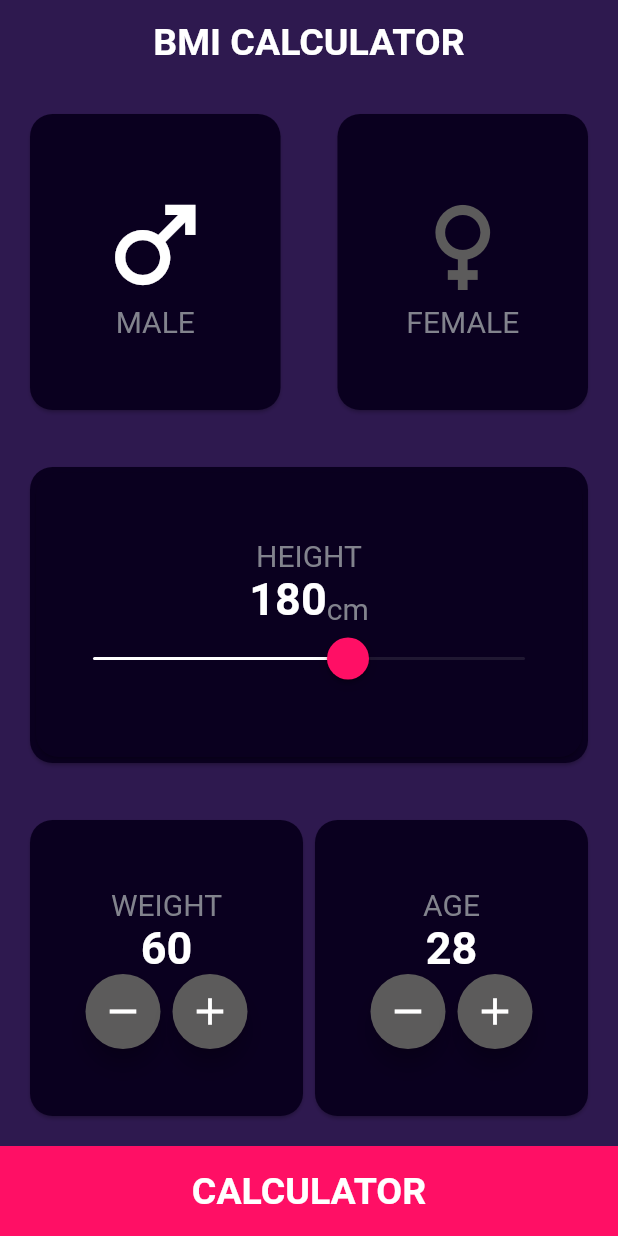
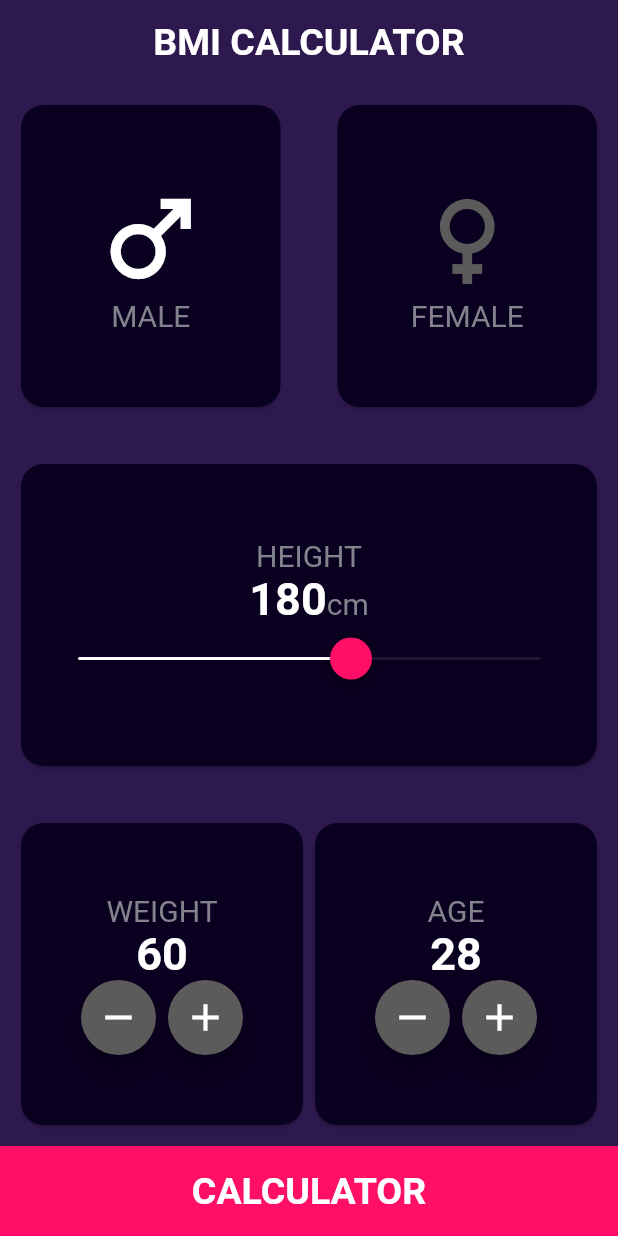
Before and after one commit to erjigit12/bmi, a Flutter app: the screen it shows after launch, on a phone screen of 412 x 824 dp. Run offline on Flutter 3.47's test engine with Material 2 defaults, Android fonts, the phone set to English and light mode, and no system bars.

Commit message:
bmi ready

```diff
--- a/lib/components/calculate_button.dart
+++ b/lib/components/calculate_button.dart
@@ -8,6 +8,7 @@ class CalculateButton extends StatelessWidget {
     Key? key,
     this.onTap,
   }) : super(key: key);
+
   final void Function()? onTap;
 
   @override
--- a/lib/components/male_famale.dart
+++ b/lib/components/male_famale.dart
@@ -9,6 +9,7 @@ class MaleFemale extends StatelessWidget {
     required this.icon,
     required this.text,
   }) : super(key: key);
+
   final IconData icon;
   final String text;
   final bool isfemale;
--- /dev/null
+++ b/lib/components/remove_add_button.dart
@@ -0,0 +1,29 @@
+import 'package:bmi/utils/app_color.dart';
+import 'package:flutter/material.dart';
+
+class RemoveAddButton extends StatelessWidget {
+  const RemoveAddButton({
+    Key? key,
+    required this.icon,
+    this.onPressed,
+  }) : super(key: key);
+
+  final IconData icon;
+  final void Function()? onPressed;
+
+  @override
+  Widget build(BuildContext context) {
+    return SizedBox(
+      width: 50,
+      height: 50,
+      child: FloatingActionButton(
+        backgroundColor: AppColors.buttonColor,
+        onPressed: onPressed,
+        child: Icon(
+          icon,
+          size: 30,
+        ),
+      ),
+    );
+  }
+}
--- a/lib/components/slider.dart
+++ b/lib/components/slider.dart
@@ -1,4 +1,3 @@
-import 'package:bmi/components/status_card.dart';
 import 'package:bmi/utils/app_color.dart';
 import 'package:bmi/utils/app_style.dart';
 import 'package:bmi/utils/app_text.dart';
@@ -17,7 +16,6 @@ class SliderWidget extends StatelessWidget {
   Widget build(BuildContext context) {
     return SizedBox(
       width: double.infinity,
-      child: StatusCard(
       child: Center(
         child: Column(
           mainAxisAlignment: MainAxisAlignment.center,
@@ -34,7 +32,7 @@ class SliderWidget extends StatelessWidget {
                   style: AppTextStyles.textWhiteF40,
                 ),
                 const Padding(
-                    padding: EdgeInsets.only(top: 12),
+                  padding: EdgeInsets.only(top: 6),
                   child: Text(
                     AppText.cm,
                     style: AppTextStyles.textGreyF22,
@@ -58,7 +56,6 @@ class SliderWidget extends StatelessWidget {
           ],
         ),
       ),
-      ),
     );
   }
 }
--- a/lib/components/weight_age.dart
+++ b/lib/components/weight_age.dart
@@ -1,3 +1,4 @@
+import 'package:bmi/components/remove_add_button.dart';
 import 'package:bmi/utils/app_color.dart';
 import 'package:bmi/utils/app_style.dart';
 import 'package:flutter/material.dart';
@@ -46,29 +47,3 @@ class WeightAge extends StatelessWidget {
     );
   }
 }
-
-class RemoveAddButton extends StatelessWidget {
-  const RemoveAddButton({
-    Key? key,
-    required this.icon,
-    this.onPressed,
-  }) : super(key: key);
-  final IconData icon;
-  final void Function()? onPressed;
-
-  @override
-  Widget build(BuildContext context) {
-    return SizedBox(
-      width: 50,
-      height: 50,
-      child: FloatingActionButton(
-        backgroundColor: AppColors.buttonColor,
-        onPressed: onPressed,
-        child: Icon(
-          icon,
-          size: 30,
-        ),
-      ),
-    );
-  }
-}
--- a/lib/views/home_page.dart
+++ b/lib/views/home_page.dart
@@ -24,7 +24,7 @@ class _HomePageState extends State<HomePage> {
   double height = 180.0;
   int weight = 60;
   int age = 28;
-  bool isfamale = false;
+  bool isfamale = true;
 
   @override
   Widget build(BuildContext context) {
@@ -40,7 +40,7 @@ class _HomePageState extends State<HomePage> {
         backgroundColor: AppColors.backgroundColor,
       ),
       body: Padding(
-        padding: const EdgeInsets.all(16.0),
+        padding: const EdgeInsets.all(10.0),
         child: Column(
           mainAxisAlignment: MainAxisAlignment.center,
           children: [
@@ -51,13 +51,13 @@ class _HomePageState extends State<HomePage> {
                     child: InkWell(
                       onTap: () {
                         setState(() {
-                          isfamale = false;
+                          isfamale = true;
                         });
                       },
                       child: MaleFemale(
                         icon: Icons.male,
                         text: AppText.male,
-                        isfemale: !isfamale,
+                        isfemale: isfamale,
                       ),
                     ),
                   ),
@@ -66,13 +66,13 @@ class _HomePageState extends State<HomePage> {
                     child: InkWell(
                       onTap: () {
                         setState(() {
-                          isfamale = true;
+                          isfamale = false;
                         });
                       },
                       child: MaleFemale(
                         icon: Icons.female,
                         text: AppText.female,
-                        isfemale: isfamale,
+                        isfemale: !isfamale,
                       ),
                     ),
                   ),
@@ -136,27 +136,22 @@ class _HomePageState extends State<HomePage> {
         onTap: () {
           final result = weight / pow(height / 100, 2);
           if (result < 18.5) {
-            // print('Сенин салмагын аз экен. Кобуроок же');
             showMyDialog(
               text: 'Сенин салмагын аз экен. Кобуроок же',
               context: context,
             );
           } else if (result > 18.5 && result < 24.9) {
-            // print('Сенин салмагын жакшы. Молодец.');
             showMyDialog(
               text: 'Сенин салмагын жакшы. Молодец.',
               context: context,
             );
           } else if (result > 24.9) {
-            // print(
-            //     'Сенде ашыкча салмак коп. Озуно жакшы кара. Спорт менен алектен');
             showMyDialog(
               text:
                   'Сенде ашыкча салмак коп. Озуно жакшы кара. Спорт менен алектен',
               context: context,
             );
           } else {
-            // print('Маалымат алууда катачылыктар бар');
             showMyDialog(
               text: 'Маалымат алууда катачылыктар бар',
               context: context,
```
Also changed, not shown: pubspec.lock. Lines whose indentation alone changed are shown as unchanged.
